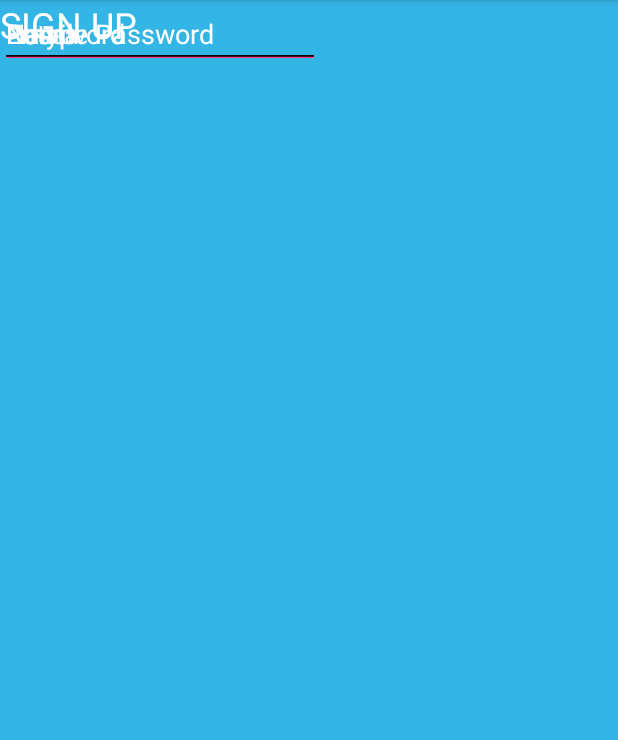
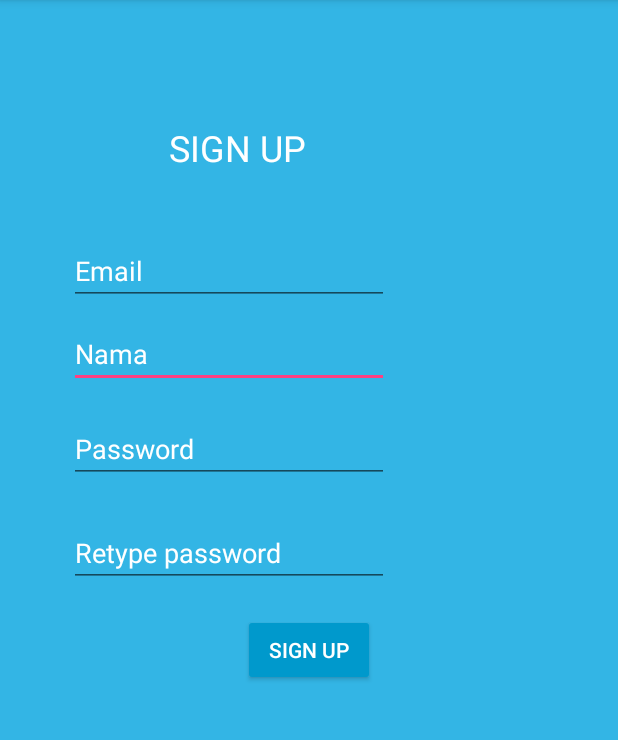
Before and after one commit to checkinpkl/checkinpkl, an Android app: the Registers screen opened directly, with no data from a screen before it, on a phone screen of 412 x 824 dp, the part 84-824 px from its top. Run offline under Robolectric (Android 15) with nearby library versions, the phone set to English and light mode, and no system bars.

Commit message:
Perbaikan Layout v2

```diff
--- a/PROJECT/MyApplication/app/src/main/res/layout/activity_registers.xml
+++ b/PROJECT/MyApplication/app/src/main/res/layout/activity_registers.xml
@@ -1,5 +1,5 @@
 <?xml version="1.0" encoding="utf-8"?>
-<android.support.constraint.ConstraintLayout xmlns:android="http://schemas.android.com/apk/res/android"
+<RelativeLayout xmlns:android="http://schemas.android.com/apk/res/android"
     xmlns:app="http://schemas.android.com/apk/res-auto"
     xmlns:tools="http://schemas.android.com/tools"
     android:layout_width="match_parent"
@@ -11,6 +11,10 @@
         android:id="@+id/textView"
         android:layout_width="wrap_content"
         android:layout_height="wrap_content"
+        android:layout_alignEnd="@+id/editText3"
+        android:layout_alignParentTop="true"
+        android:layout_marginEnd="55dp"
+        android:layout_marginTop="82dp"
         android:text="SIGN UP"
         android:textColor="@android:color/background_light"
         android:textSize="24sp"
@@ -21,6 +25,10 @@
         android:id="@+id/editText2"
         android:layout_width="wrap_content"
         android:layout_height="wrap_content"
+        android:layout_alignParentStart="true"
+        android:layout_below="@+id/editText3"
+        android:layout_marginStart="46dp"
+        android:layout_marginTop="10dp"
         android:ems="10"
         android:inputType="textPersonName"
         android:text="Nama"
@@ -32,6 +40,9 @@
         android:id="@+id/editText3"
         android:layout_width="wrap_content"
         android:layout_height="wrap_content"
+        android:layout_alignStart="@+id/editText2"
+        android:layout_below="@+id/textView"
+        android:layout_marginTop="43dp"
         android:ems="10"
         android:inputType="textPersonName"
         android:text="Email"
@@ -40,20 +51,12 @@
         tools:layout_editor_absoluteY="200dp" />
 
     <EditText
-        android:id="@+id/editText"
-        android:layout_width="wrap_content"
-        android:layout_height="wrap_content"
-        android:ems="10"
-        android:inputType="textPersonName"
-        android:text="Retype Password"
-        android:textColor="@android:color/background_light"
-        tools:layout_editor_absoluteX="16dp"
-        tools:layout_editor_absoluteY="375dp" />
-
-    <EditText
         android:id="@+id/editText4"
         android:layout_width="wrap_content"
         android:layout_height="wrap_content"
+        android:layout_alignStart="@+id/editText2"
+        android:layout_below="@+id/editText2"
+        android:layout_marginTop="18dp"
         android:ems="10"
         android:inputType="textPersonName"
         android:text="Password"
@@ -61,4 +64,29 @@
         tools:layout_editor_absoluteX="16dp"
         tools:layout_editor_absoluteY="287dp" />
 
-</android.support.constraint.ConstraintLayout>
+    <EditText
+        android:id="@+id/editText8"
+        android:layout_width="wrap_content"
+        android:layout_height="wrap_content"
+        android:layout_alignStart="@+id/editText4"
+        android:layout_below="@+id/editText4"
+        android:layout_marginTop="24dp"
+        android:ems="10"
+        android:inputType="textPersonName"
+        android:text="Retype password"
+        android:textColor="@android:color/background_light" />
+
+    <Button
+        android:id="@+id/button5"
+        android:layout_width="wrap_content"
+        android:layout_height="wrap_content"
+        android:layout_below="@+id/editText8"
+        android:layout_centerHorizontal="true"
+        android:layout_marginTop="18dp"
+        android:backgroundTint="@android:color/holo_blue_dark"
+        android:text="Sign up"
+        android:textColor="@android:color/background_light"
+        android:textColorLink="@android:color/holo_blue_dark"
+        android:textSize="14sp" />
+
+</RelativeLayout>
```
Also changed, not shown: PROJECT/MyApplication/app/src/main/res/layout/activity_login2.xml (+19 -13 lines), PROJECT/MyApplication/app/src/main/res/drawable/logo.png.
